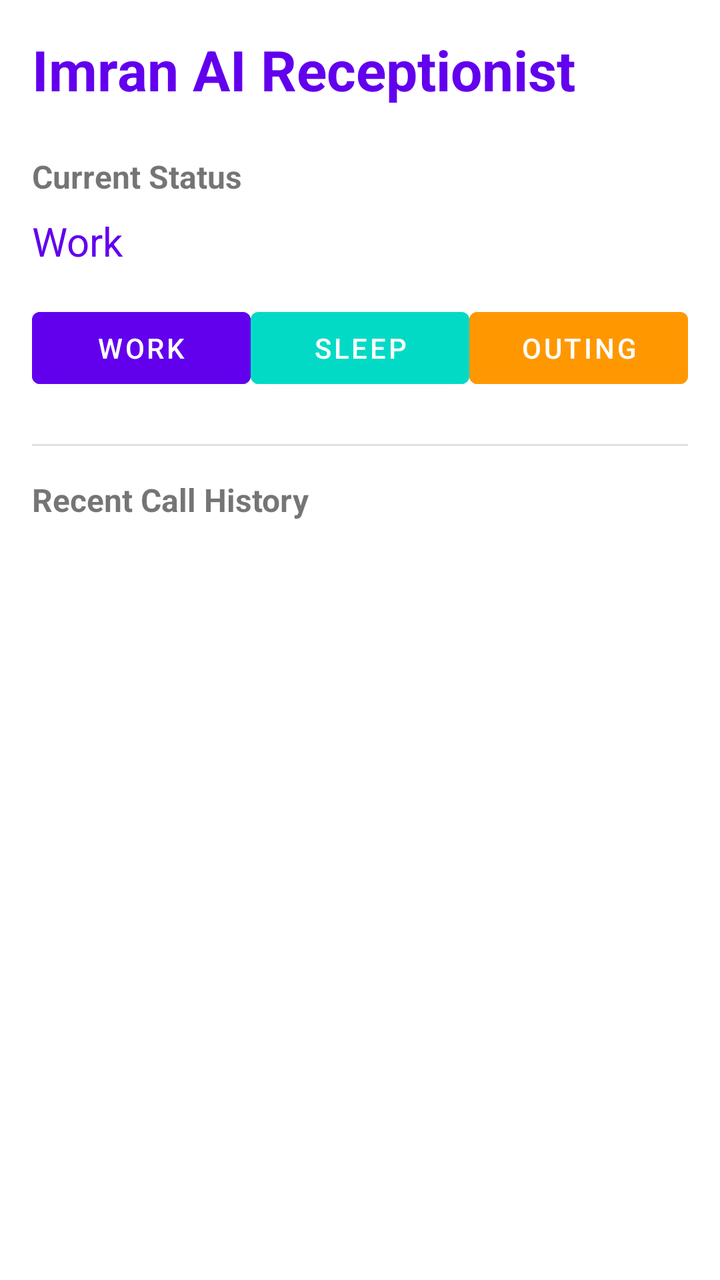
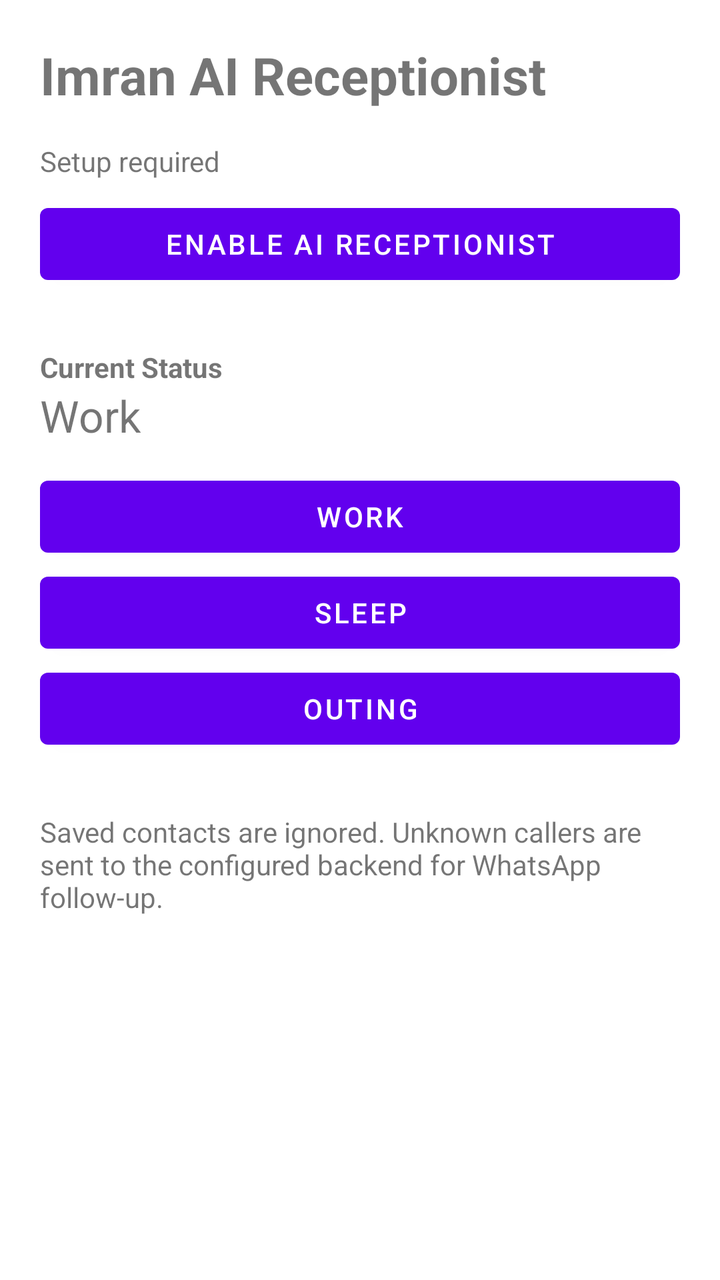

Screens rendered from an Android XML layout before and after an edit, with the pre-edit source and the edit as a unified diff.
<!-- AndroidManifest.xml: application theme Theme.ImranReceptionist -->
<!-- res/layout/activity_main.xml -->
<?xml version="1.0" encoding="utf-8"?>
<LinearLayout xmlns:android="http://schemas.android.com/apk/res/android"
    xmlns:app="http://schemas.android.com/apk/res-auto"
    android:layout_width="match_parent"
    android:layout_height="match_parent"
    android:orientation="vertical"
    android:padding="16dp">

    <TextView
        android:id="@+id/tv_title"
        android:layout_width="match_parent"
        android:layout_height="wrap_content"
        android:text="Imran AI Receptionist"
        android:textSize="28sp"
        android:textStyle="bold"
        android:textColor="#6200EE"
        android:layout_marginBottom="24dp" />

    <TextView
        android:id="@+id/tv_status_label"
        android:layout_width="match_parent"
        android:layout_height="wrap_content"
        android:text="Current Status"
        android:textSize="16sp"
        android:textStyle="bold"
        android:layout_marginBottom="8dp" />

    <TextView
        android:id="@+id/tv_current_status"
        android:layout_width="match_parent"
        android:layout_height="wrap_content"
        android:text="Work"
        android:textSize="20sp"
        android:textColor="#6200EE"
        android:layout_marginBottom="16dp" />

    <LinearLayout
        android:layout_width="match_parent"
        android:layout_height="wrap_content"
        android:orientation="horizontal"
        android:spacing="8dp"
        android:layout_marginBottom="24dp">

        <Button
            android:id="@+id/btn_work"
            android:layout_width="0dp"
            android:layout_height="wrap_content"
            android:layout_weight="1"
            android:text="Work"
            android:backgroundTint="#6200EE" />

        <Button
            android:id="@+id/btn_sleep"
            android:layout_width="0dp"
            android:layout_height="wrap_content"
            android:layout_weight="1"
            android:text="Sleep"
            android:backgroundTint="#03DAC5" />

        <Button
            android:id="@+id/btn_outing"
            android:layout_width="0dp"
            android:layout_height="wrap_content"
            android:layout_weight="1"
            android:text="Outing"
            android:backgroundTint="#FF9800" />

    </LinearLayout>

    <View
        android:layout_width="match_parent"
        android:layout_height="1dp"
        android:background="#E0E0E0"
        android:layout_marginBottom="16dp" />

    <TextView
        android:layout_width="match_parent"
        android:layout_height="wrap_content"
        android:text="Recent Call History"
        android:textSize="16sp"
        android:textStyle="bold"
        android:layout_marginBottom="8dp" />

    <ScrollView
        android:layout_width="match_parent"
        android:layout_height="0dp"
        android:layout_weight="1">

        <LinearLayout
            android:id="@+id/ll_call_history"
            android:layout_width="match_parent"
            android:layout_height="wrap_content"
            android:orientation="vertical" />

    </ScrollView>

</LinearLayout>
<!-- resources referenced by this layout -->
<resources>
  <style name="Theme.ImranReceptionist" parent="Theme.MaterialComponents.DayNight.DarkActionBar">
          <item name="colorPrimary">@color/purple_500</item>
          <item name="colorPrimaryVariant">@color/purple_700</item>
          <item name="colorSecondary">@color/teal_200</item>
          <item name="colorSecondaryVariant">@color/teal_700</item>
          <item name="colorError">@color/red_500</item>
          <item name="colorOnPrimary">@color/white</item>
          <item name="colorOnSecondary">@color/black</item>
          <item name="colorOnError">@color/white</item>
      </style>
  <color name="purple_500">#FF6200EE</color>
  <color name="purple_700">#FF3700B3</color>
  <color name="teal_200">#FF03DAC5</color>
  <color name="teal_700">#FF018786</color>
  <color name="red_500">#FFF44336</color>
  <color name="white">#FFFFFFFF</color>
  <color name="black">#FF000000</color>
</resources>

<!-- the commit's change to res/layout/activity_main.xml (unified diff, before → after) -->
@@ -1,97 +1,35 @@
 <?xml version="1.0" encoding="utf-8"?>
 <LinearLayout xmlns:android="http://schemas.android.com/apk/res/android"
-    xmlns:app="http://schemas.android.com/apk/res-auto"
     android:layout_width="match_parent"
     android:layout_height="match_parent"
     android:orientation="vertical"
-    android:padding="16dp">
+    android:padding="20dp">
 
-    <TextView
-        android:id="@+id/tv_title"
-        android:layout_width="match_parent"
-        android:layout_height="wrap_content"
-        android:text="Imran AI Receptionist"
-        android:textSize="28sp"
-        android:textStyle="bold"
-        android:textColor="#6200EE"
-        android:layout_marginBottom="24dp" />
+    <TextView android:layout_width="match_parent" android:layout_height="wrap_content"
+        android:text="Imran AI Receptionist" android:textSize="26sp" android:textStyle="bold" />
 
-    <TextView
-        android:id="@+id/tv_status_label"
-        android:layout_width="match_parent"
-        android:layout_height="wrap_content"
-        android:text="Current Status"
-        android:textSize="16sp"
-        android:textStyle="bold"
-        android:layout_marginBottom="8dp" />
+    <TextView android:id="@+id/tv_setup" android:layout_width="match_parent"
+        android:layout_height="wrap_content" android:text="Setup required"
+        android:paddingTop="16dp" android:paddingBottom="8dp" />
 
-    <TextView
-        android:id="@+id/tv_current_status"
-        android:layout_width="match_parent"
-        android:layout_height="wrap_content"
-        android:text="Work"
-        android:textSize="20sp"
-        android:textColor="#6200EE"
-        android:layout_marginBottom="16dp" />
+    <Button android:id="@+id/btn_enable" android:layout_width="match_parent"
+        android:layout_height="wrap_content" android:text="Enable AI Receptionist" />
 
-    <LinearLayout
-        android:layout_width="match_parent"
-        android:layout_height="wrap_content"
-        android:orientation="horizontal"
-        android:spacing="8dp"
-        android:layout_marginBottom="24dp">
+    <TextView android:layout_width="match_parent" android:layout_height="wrap_content"
+        android:text="Current Status" android:textStyle="bold" android:paddingTop="28dp" />
 
-        <Button
-            android:id="@+id/btn_work"
-            android:layout_width="0dp"
-            android:layout_height="wrap_content"
-            android:layout_weight="1"
-            android:text="Work"
-            android:backgroundTint="#6200EE" />
+    <TextView android:id="@+id/tv_current_status" android:layout_width="match_parent"
+        android:layout_height="wrap_content" android:text="Work" android:textSize="22sp"
+        android:paddingBottom="12dp" />
 
-        <Button
-            android:id="@+id/btn_sleep"
-            android:layout_width="0dp"
-            android:layout_height="wrap_content"
-            android:layout_weight="1"
-            android:text="Sleep"
-            android:backgroundTint="#03DAC5" />
+    <Button android:id="@+id/btn_work" android:layout_width="match_parent"
+        android:layout_height="wrap_content" android:text="Work" />
+    <Button android:id="@+id/btn_sleep" android:layout_width="match_parent"
+        android:layout_height="wrap_content" android:text="Sleep" />
+    <Button android:id="@+id/btn_outing" android:layout_width="match_parent"
+        android:layout_height="wrap_content" android:text="Outing" />
 
-        <Button
-            android:id="@+id/btn_outing"
-            android:layout_width="0dp"
-            android:layout_height="wrap_content"
-            android:layout_weight="1"
-            android:text="Outing"
-            android:backgroundTint="#FF9800" />
-
-    </LinearLayout>
-
-    <View
-        android:layout_width="match_parent"
-        android:layout_height="1dp"
-        android:background="#E0E0E0"
-        android:layout_marginBottom="16dp" />
-
-    <TextView
-        android:layout_width="match_parent"
-        android:layout_height="wrap_content"
-        android:text="Recent Call History"
-        android:textSize="16sp"
-        android:textStyle="bold"
-        android:layout_marginBottom="8dp" />
-
-    <ScrollView
-        android:layout_width="match_parent"
-        android:layout_height="0dp"
-        android:layout_weight="1">
-
-        <LinearLayout
-            android:id="@+id/ll_call_history"
-            android:layout_width="match_parent"
-            android:layout_height="wrap_content"
-            android:orientation="vertical" />
-
-    </ScrollView>
-
+    <TextView android:layout_width="match_parent" android:layout_height="wrap_content"
+        android:paddingTop="28dp"
+        android:text="Saved contacts are ignored. Unknown callers are sent to the configured backend for WhatsApp follow-up." />
 </LinearLayout>
